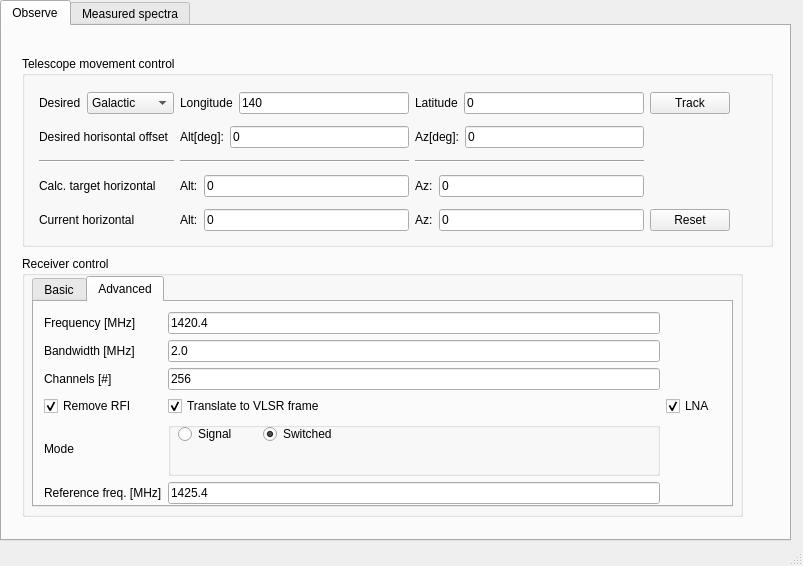
First picture: the form in Control_program/SALSA_UI.ui, repository varenius/salsa, before the edit.
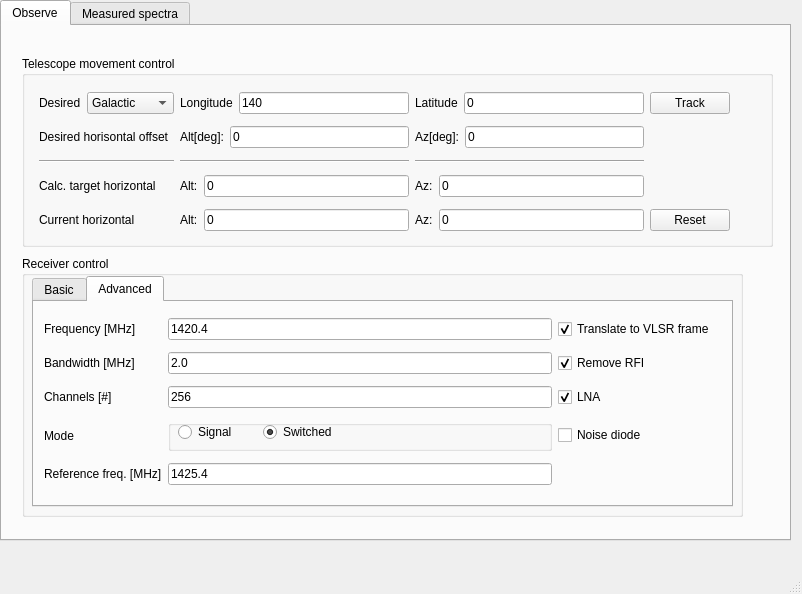
Second picture: the form after the edit. The open tabs and pages were chosen to show the change.

Commit message: Added noise diode controls. Also made sure in RIO code that noise diode was off after reset

```diff
--- a/Control_program/SALSA_UI.ui
+++ b/Control_program/SALSA_UI.ui
@@ -6,8 +6,8 @@
    <rect>
     <x>0</x>
     <y>0</y>
-    <width>803</width>
-    <height>566</height>
+    <width>802</width>
+    <height>594</height>
    </rect>
   </property>
   <property name="windowTitle">
@@ -440,7 +440,7 @@
            <x>10</x>
            <y>10</y>
            <width>671</width>
-           <height>192</height>
+           <height>181</height>
           </rect>
          </property>
          <layout class="QGridLayout" name="gridLayout_2">
@@ -451,32 +451,6 @@
             </property>
            </widget>
           </item>
-          <item row="4" column="1">
-           <widget class="QCheckBox" name="vlsr_checkbox">
-            <property name="enabled">
-             <bool>true</bool>
-            </property>
-            <property name="text">
-             <string>Translate to VLSR frame</string>
-            </property>
-            <property name="checked">
-             <bool>true</bool>
-            </property>
-           </widget>
-          </item>
-          <item row="4" column="2">
-           <widget class="QCheckBox" name="LNA_checkbox">
-            <property name="enabled">
-             <bool>true</bool>
-            </property>
-            <property name="text">
-             <string>LNA</string>
-            </property>
-            <property name="checked">
-             <bool>true</bool>
-            </property>
-           </widget>
-          </item>
           <item row="8" column="1">
            <layout class="QGridLayout" name="gridLayout_3">
             <item row="0" column="1">
@@ -565,16 +539,6 @@
             </property>
            </widget>
           </item>
-          <item row="4" column="0">
-           <widget class="QCheckBox" name="autoedit_bad_data_checkBox">
-            <property name="text">
-             <string>Remove RFI</string>
-            </property>
-            <property name="checked">
-             <bool>true</bool>
-            </property>
-           </widget>
-          </item>
           <item row="0" column="0">
            <widget class="QLabel" name="FrequencyLabel">
             <property name="text">
@@ -589,6 +553,55 @@
             </property>
            </widget>
           </item>
+          <item row="0" column="2">
+           <widget class="QCheckBox" name="vlsr_checkbox">
+            <property name="enabled">
+             <bool>true</bool>
+            </property>
+            <property name="text">
+             <string>Translate to VLSR frame</string>
+            </property>
+            <property name="checked">
+             <bool>true</bool>
+            </property>
+           </widget>
+          </item>
+          <item row="2" column="2">
+           <widget class="QCheckBox" name="autoedit_bad_data_checkBox">
+            <property name="text">
+             <string>Remove RFI</string>
+            </property>
+            <property name="checked">
+             <bool>true</bool>
+            </property>
+           </widget>
+          </item>
+          <item row="3" column="2">
+           <widget class="QCheckBox" name="LNA_checkbox">
+            <property name="enabled">
+             <bool>true</bool>
+            </property>
+            <property name="text">
+             <string>LNA</string>
+            </property>
+            <property name="checked">
+             <bool>true</bool>
+            </property>
+           </widget>
+          </item>
+          <item row="8" column="2">
+           <widget class="QCheckBox" name="noise_checkbox">
+            <property name="enabled">
+             <bool>true</bool>
+            </property>
+            <property name="text">
+             <string>Noise diode</string>
+            </property>
+            <property name="checked">
+             <bool>false</bool>
+            </property>
+           </widget>
+          </item>
          </layout>
         </widget>
        </widget>
```
Left out of the diff: 2 changed lines with no effect on the pictures. The commit also changes 3 other files.
